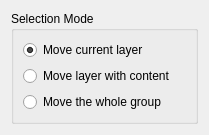
The window that krita/plugins/tools/defaulttools/wdgmovetool.ui (KDE/krita) describes before a commit, drawn with Qt 5.
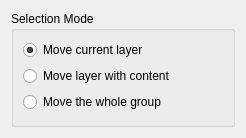
The same window after the commit.

Patch:
```diff
--- a/krita/plugins/tools/defaulttools/wdgmovetool.ui
+++ b/krita/plugins/tools/defaulttools/wdgmovetool.ui
@@ -6,8 +6,8 @@
    <rect>
     <x>0</x>
     <y>0</y>
-    <width>209</width>
-    <height>130</height>
+    <width>246</width>
+    <height>138</height>
    </rect>
   </property>
   <layout class="QGridLayout" name="gridLayout">
```
Left out of the diff: 22 changed lines with no effect on the pictures.
